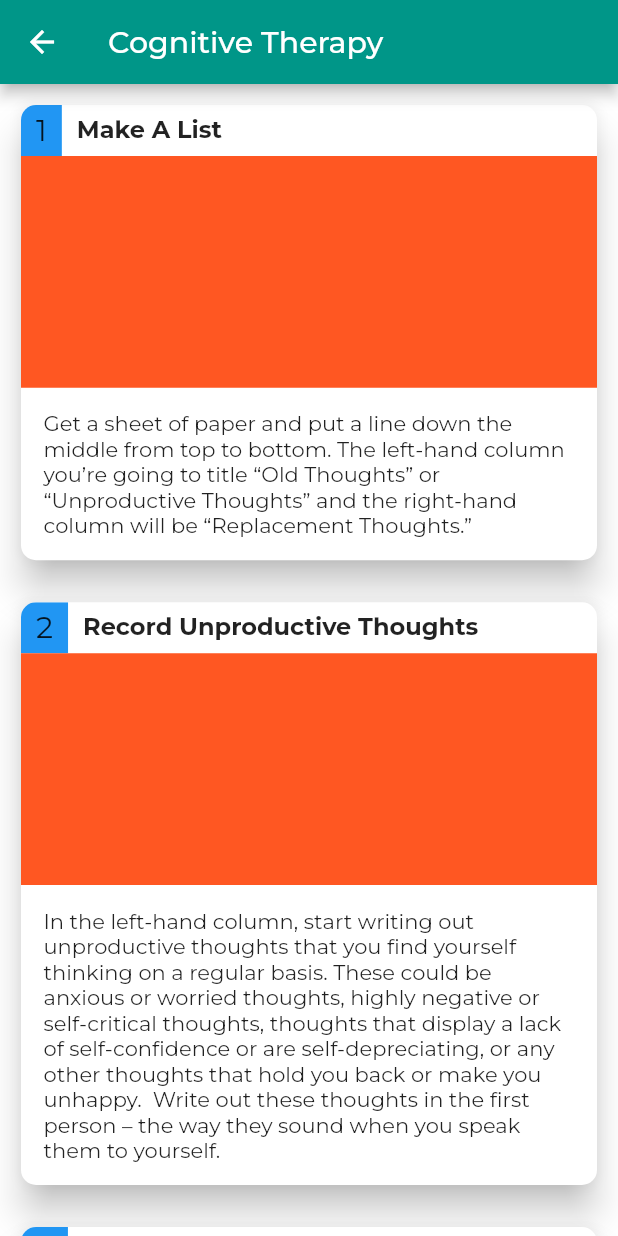
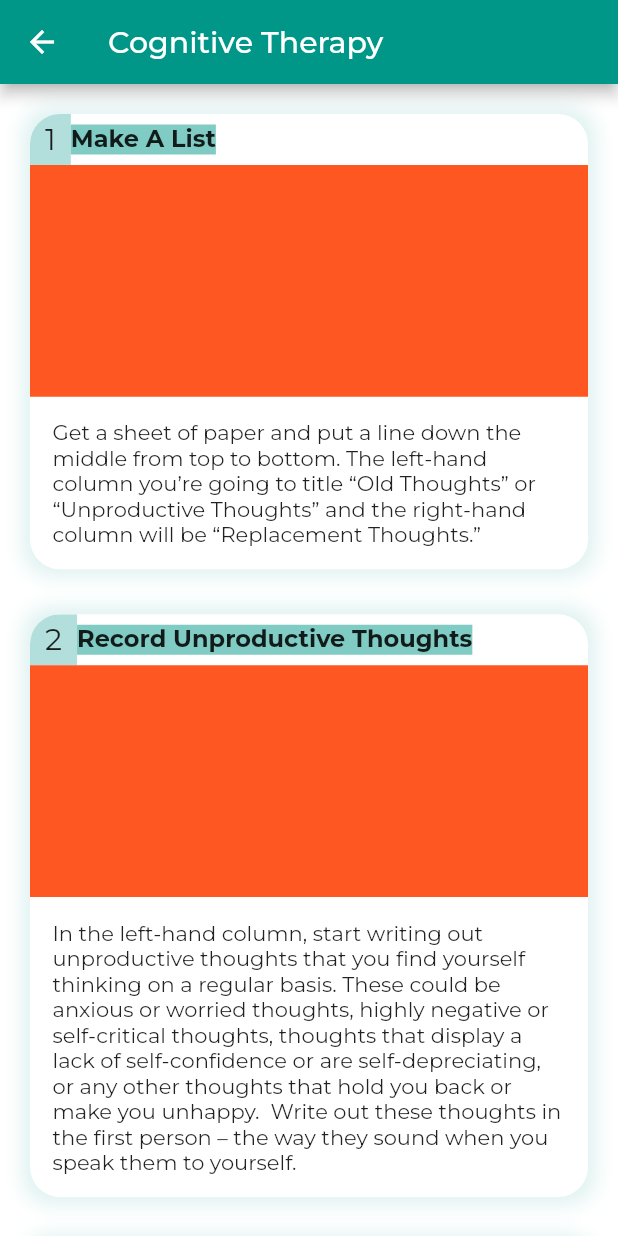
Before and after one commit to SIH-Team-Epione/Flutter-app-Epione, a Flutter app: the CBTScreen screen opened by its route, on a phone screen of 412 x 824 dp. Run offline on Flutter 3.47's test engine with Material 2 defaults, Android fonts, the phone set to English and light mode, and no system bars; our stand-ins replace flutter_svg, get, google_fonts; missing offline and left inert: flutter_email_sender, maps_launcher; project files that could hold a hidden picture were left out.

Commit message:
UI Updates.

```diff
--- a/lib/screens/cbt_screen.dart
+++ b/lib/screens/cbt_screen.dart
@@ -31,19 +31,28 @@ class _CBTScreenState
 }
 
 Widget _buildCBTRow(int index, BuildContext context) {
-  return Card(
-    elevation: 10,
-    shape: RoundedRectangleBorder(
-        borderRadius: BorderRadius.all(Radius.circular(10))),
+  return Container(
+    margin: EdgeInsets.fromLTRB(10, 10, 10, 0),
+    decoration: BoxDecoration(
+      color: Colors.white,
+      borderRadius: BorderRadius.circular(20.0),
+      boxShadow: [
+        BoxShadow(
+          color: Colors.teal.shade50,
+          blurRadius: 10,
+          spreadRadius: 5,
+        )
+      ]
+    ),
     child: ClipRRect(
-      borderRadius: BorderRadius.all(Radius.circular(10)),
+      borderRadius: BorderRadius.all(Radius.circular(20)),
       child: Column(
         crossAxisAlignment: CrossAxisAlignment.start,
         children: [
           Row(
             children: [
               Container(
-                color: Colors.blue,
+                color: Colors.teal.shade100,
                 padding: EdgeInsets.symmetric(horizontal: 10.0, vertical: 5.0),
                 child: Text(
                   (index + 1).toString(),
@@ -53,7 +62,7 @@ Widget _buildCBTRow(int index, BuildContext context) {
                 ),
               ),
               Container(
-                margin: EdgeInsets.fromLTRB(10.0, 0.0, 0.0, 0.0),
+                color: Colors.teal.shade200,
                 child: Text(
                   cbtSteps[index].headline,
                   style: TextStyle(
--- a/lib/screens/doctor_consultation_screen.dart
+++ b/lib/screens/doctor_consultation_screen.dart
@@ -74,8 +74,8 @@ Widget _buildDoctorRow(int index, BuildContext context) {
         borderRadius: BorderRadius.circular(20.0),
         boxShadow: [
           BoxShadow(
-            color: Colors.grey.shade300,
-            blurRadius: 20,
+            color: Colors.teal.shade50,
+            blurRadius: 10,
             spreadRadius: 5,
           )
         ]
```
